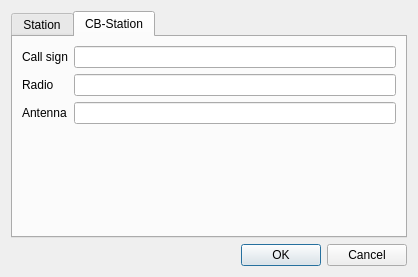
Above: DragonLog_Settings.ui from gitandy/DragonLog before the change. Below: the same form after it.
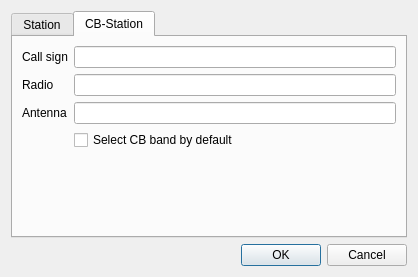
That is the form after the change. The open tabs and pages were chosen to show the change.

Commit message: Option to use CB nad by default Don't export CB QSOs via ADIF

```diff
--- a/DragonLog_Settings.ui
+++ b/DragonLog_Settings.ui
@@ -213,6 +213,26 @@
        <item row="2" column="1">
         <widget class="QLineEdit" name="antennaCBLineEdit"/>
        </item>
+       <item row="4" column="1">
+        <spacer name="verticalSpacer_2">
+         <property name="orientation">
+          <enum>Qt::Vertical</enum>
+         </property>
+         <property name="sizeHint" stdset="0">
+          <size>
+           <width>20</width>
+           <height>40</height>
+          </size>
+         </property>
+        </spacer>
+       </item>
+       <item row="3" column="1">
+        <widget class="QCheckBox" name="cbDefaultCheckBox">
+         <property name="text">
+          <string>Select CB band by default</string>
+         </property>
+        </widget>
+       </item>
       </layout>
      </widget>
     </widget>
```
The commit also changes 4 other files.
